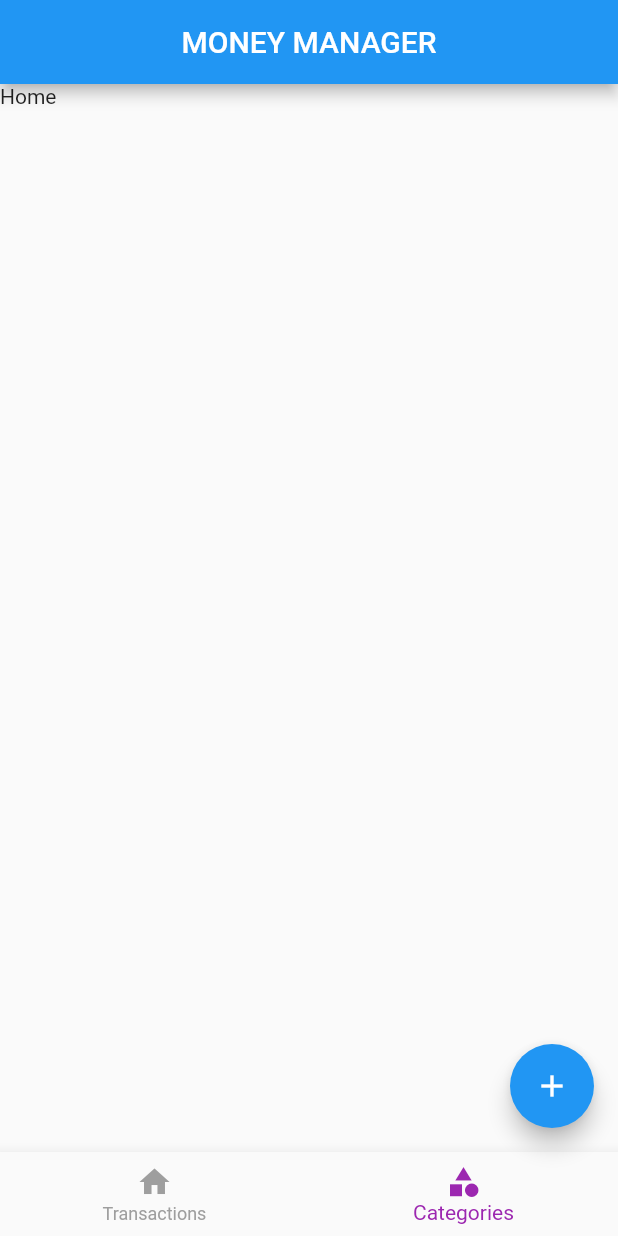
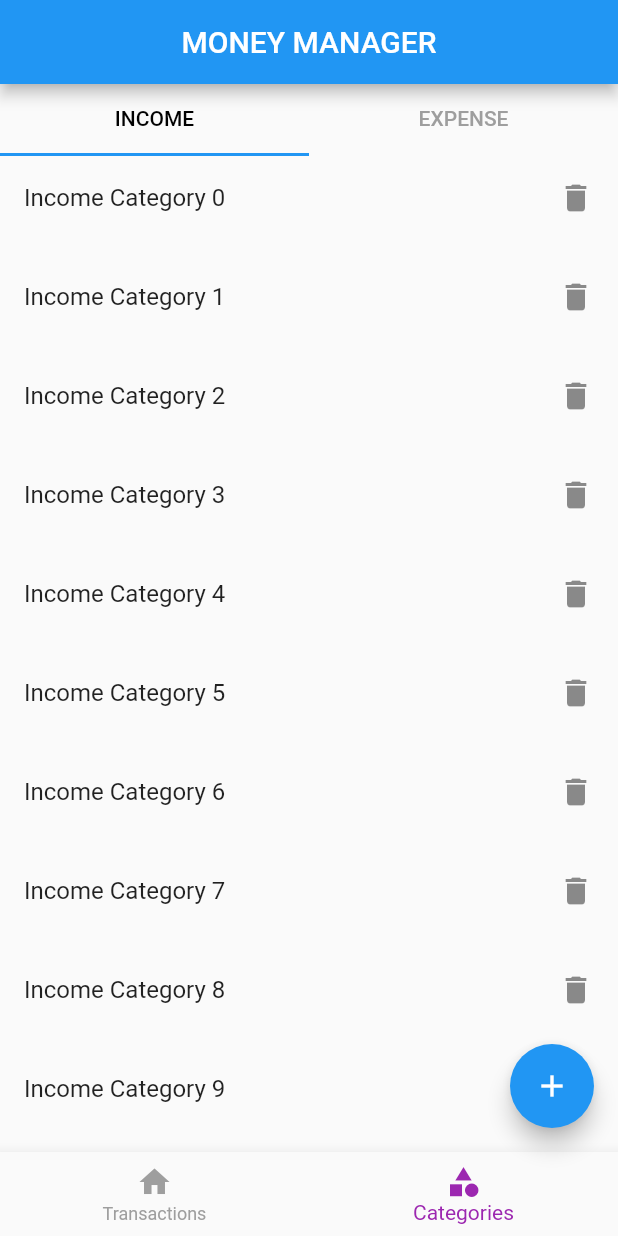
Before and after one commit to ssabhijith2000/moneymanager, a Flutter app: the screen it shows after launch, item 2 of the bottom bar chosen, on a phone screen of 412 x 824 dp. Run offline on Flutter 3.47's test engine with Material 2 defaults, Android fonts, the phone set to English and light mode, and no system bars; missing offline and left inert: dart:ffi.

Commit message:
second commit

```diff
--- /dev/null
+++ b/lib/screens/category/income_category_list.dart
@@ -0,0 +1,19 @@
+import 'package:flutter/material.dart';
+
+class IncomeCatgoryList extends StatelessWidget {
+  const IncomeCatgoryList({ Key? key }) : super(key: key);
+
+  @override
+  Widget build(BuildContext context) {
+    return ListView.separated(
+      itemBuilder: (ctx,index){
+         return ListTile(title: Text('Income Category $index'), trailing: const Icon(Icons.delete),);
+      },
+      separatorBuilder: (ctx,index) {
+        return SizedBox(height: 10);
+      },
+      itemCount: 10,
+
+    );
+  }
+}
--- a/lib/screens/category/screen_category.dart
+++ b/lib/screens/category/screen_category.dart
@@ -1,10 +1,55 @@
+import 'dart:ffi';
+
 import 'package:flutter/material.dart';
+import 'package:money_manager/screens/category/expense_category_list.dart';
+import 'package:money_manager/screens/category/income_category_list.dart';
 
-class ScreenCategory extends StatelessWidget {
-  const ScreenCategory({ Key? key }) : super(key: key);
+// ignore: must_be_immutable
+class ScreenCategory extends StatefulWidget {
+  const ScreenCategory({Key? key}) : super(key: key);
+
+  @override
+  State<ScreenCategory> createState() => _ScreenCategoryState();
+}
+
+class _ScreenCategoryState extends State<ScreenCategory>
+    with SingleTickerProviderStateMixin {
+  late TabController _tabController;
+
+  @override
+  void initState() {
+    // TODO: implement initState
+    _tabController = TabController(length: 2, vsync: this);
+    super.initState();
+  }
 
   @override
   Widget build(BuildContext context) {
-    return Text('Home');
+    return Column(
+      children: [
+        TabBar(
+          labelColor: Colors.black,
+          unselectedLabelColor: Colors.grey,
+          controller: _tabController,
+          tabs: const [
+            Tab(
+              text: 'INCOME',
+            ),
+            Tab(
+              text: 'EXPENSE',
+            )
+          ],
+        ),
+        Expanded(
+          child: TabBarView(
+            controller: _tabController,
+            children: [
+             IncomeCatgoryList(),
+             ExpenseCategoryList()
+            ],
+          ),
+        ),
+      ],
+    );
   }
 }
```
Also changed, not shown: lib/screens/category/expense_category_list.dart (added, +15 -0 lines), lib/screens/transactions/screen_transactions.dart (+16 -2 lines).
